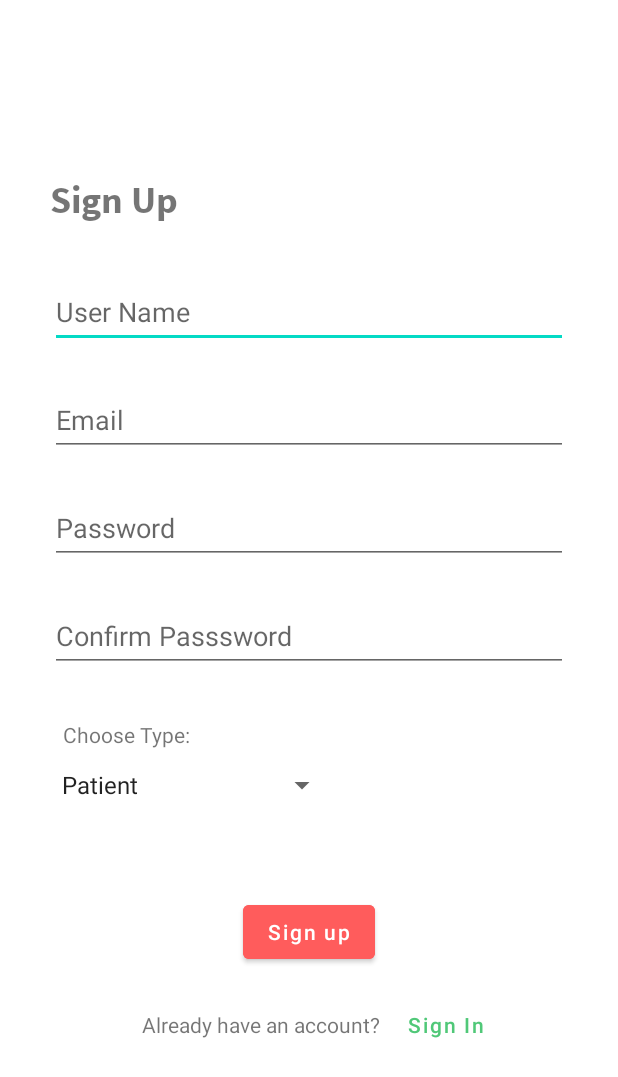
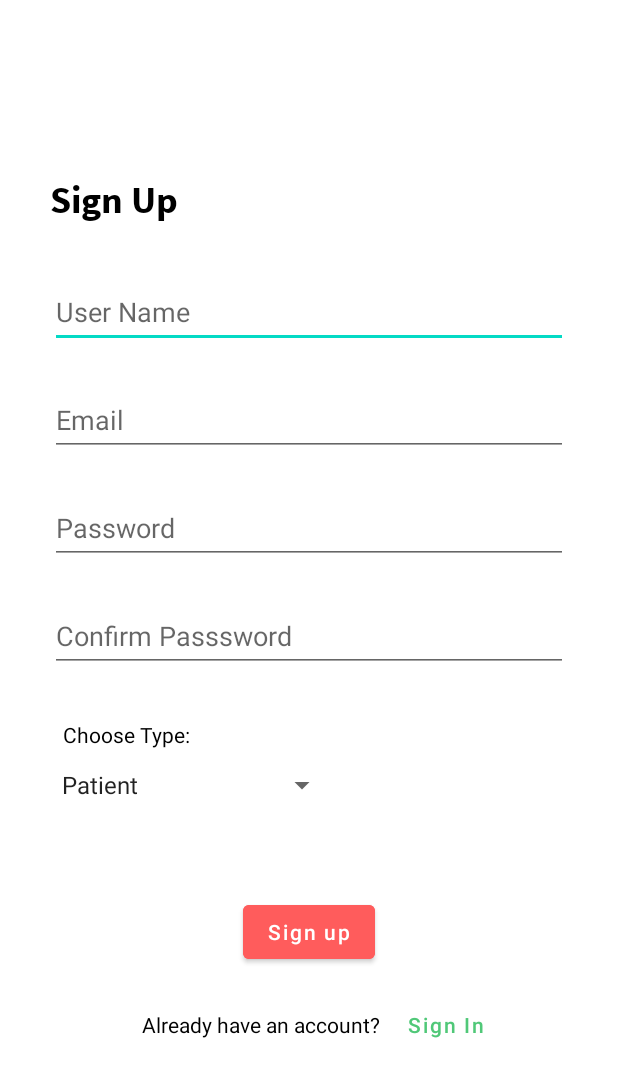
Before and after one commit to aliabb01/DoctorAppointmentApp, an Android app: the SignUp screen opened directly, with no data from a screen before it, on a phone screen of 412 x 824 dp. Shown: the top 1077 px of the screen. Run offline under Robolectric (Android 15) with nearby library versions, the phone set to English and light mode, and no system bars.

Commit message:
refactor: Update sign up and sign in activities

```diff
--- a/app/src/main/res/layout/activity_sign_in.xml
+++ b/app/src/main/res/layout/activity_sign_in.xml
@@ -21,6 +21,7 @@
             android:layout_height="wrap_content"
             android:layout_marginBottom="40dp"
             android:text="Sign in"
+            android:textColor="#000000"
             android:textSize="25sp"
             android:textStyle="bold"
             app:layout_constraintBottom_toTopOf="@+id/nameUser"
@@ -45,6 +46,7 @@
             android:layout_marginBottom="40dp"
             android:hint="Name"
             android:minHeight="48dp"
+            android:textColor="#000000"
             app:layout_constraintBottom_toTopOf="@+id/password"
             app:layout_constraintEnd_toEndOf="parent"
             app:layout_constraintStart_toStartOf="parent" />
@@ -59,6 +61,7 @@
             android:hint="Password"
             android:inputType="textPassword"
             android:minHeight="48dp"
+            android:textColor="#000000"
             app:layout_constraintBottom_toTopOf="@+id/guideline3"
             app:layout_constraintEnd_toEndOf="@+id/nameUser"
             app:layout_constraintHorizontal_bias="0.0"
@@ -103,6 +106,7 @@
             android:layout_below="@+id/signIn_btnSignIn"
             android:layout_marginTop="32dp"
             android:text="Don't have an account?"
+            android:textColor="#000000"
             android:textSize="18sp"
             android:textStyle="normal"
             app:layout_constraintEnd_toEndOf="parent"
--- a/app/src/main/res/layout/activity_sign_up.xml
+++ b/app/src/main/res/layout/activity_sign_up.xml
@@ -21,6 +21,7 @@
             android:layout_marginTop="16dp"
             android:fontFamily="@font/source_sans_pro_bold"
             android:text="Sign Up"
+            android:textColor="#000000"
             android:textSize="25sp"
             android:textStyle="bold"
             app:layout_constraintEnd_toEndOf="parent"
@@ -36,6 +37,7 @@
             android:layout_marginTop="32dp"
             android:hint="User Name"
             android:minHeight="48dp"
+            android:textColor="#000000"
             app:layout_constraintEnd_toEndOf="parent"
             app:layout_constraintHorizontal_bias="0.0"
             app:layout_constraintStart_toStartOf="parent"
@@ -50,6 +52,7 @@
             android:hint="Email"
             android:inputType="textEmailAddress"
             android:minHeight="48dp"
+            android:textColor="#000000"
             app:layout_constraintEnd_toEndOf="parent"
             app:layout_constraintStart_toStartOf="parent"
             app:layout_constraintTop_toBottomOf="@+id/signUp_username" />
@@ -62,6 +65,7 @@
             android:layout_marginTop="24dp"
             android:hint="Password"
             android:minHeight="48dp"
+            android:textColor="#000000"
             app:layout_constraintEnd_toEndOf="parent"
             app:layout_constraintStart_toStartOf="parent"
             app:layout_constraintTop_toBottomOf="@+id/signUp_email" />
@@ -74,6 +78,7 @@
             android:layout_marginTop="24dp"
             android:hint="Confirm Passsword"
             android:minHeight="48dp"
+            android:textColor="#000000"
             app:layout_constraintEnd_toEndOf="parent"
             app:layout_constraintStart_toStartOf="parent"
             app:layout_constraintTop_toBottomOf="@+id/signUp_password" />
@@ -84,6 +89,7 @@
             android:layout_height="wrap_content"
             android:layout_below="@+id/signUp_btnSubmit"
             android:text="Already have an account?"
+            android:textColor="#000000"
             app:layout_constraintBottom_toBottomOf="parent"
             app:layout_constraintEnd_toEndOf="parent"
             app:layout_constraintHorizontal_bias="0.33"
@@ -97,6 +103,7 @@
             android:layout_below="@+id/signUp_pwConf"
             android:layout_marginTop="32dp"
             android:text="Choose Type:"
+            android:textColor="#000000"
             app:layout_constraintEnd_toEndOf="@+id/signUp_usertype"
             app:layout_constraintHorizontal_bias="0.08"
             app:layout_constraintStart_toStartOf="@+id/signUp_usertype"
```
